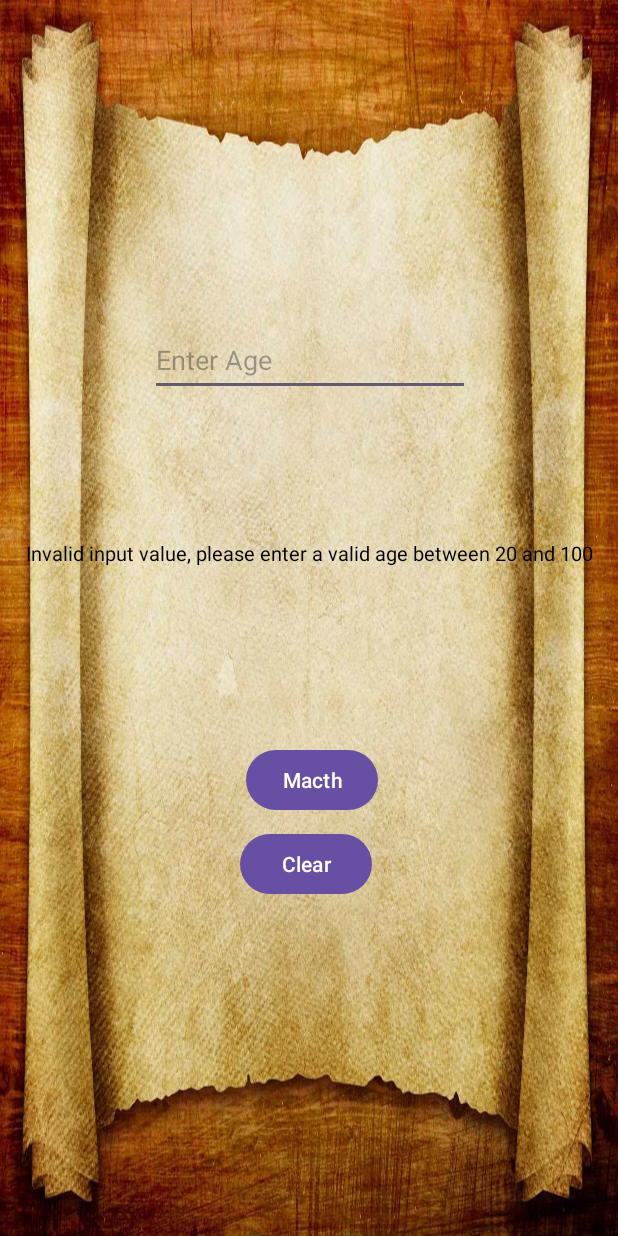
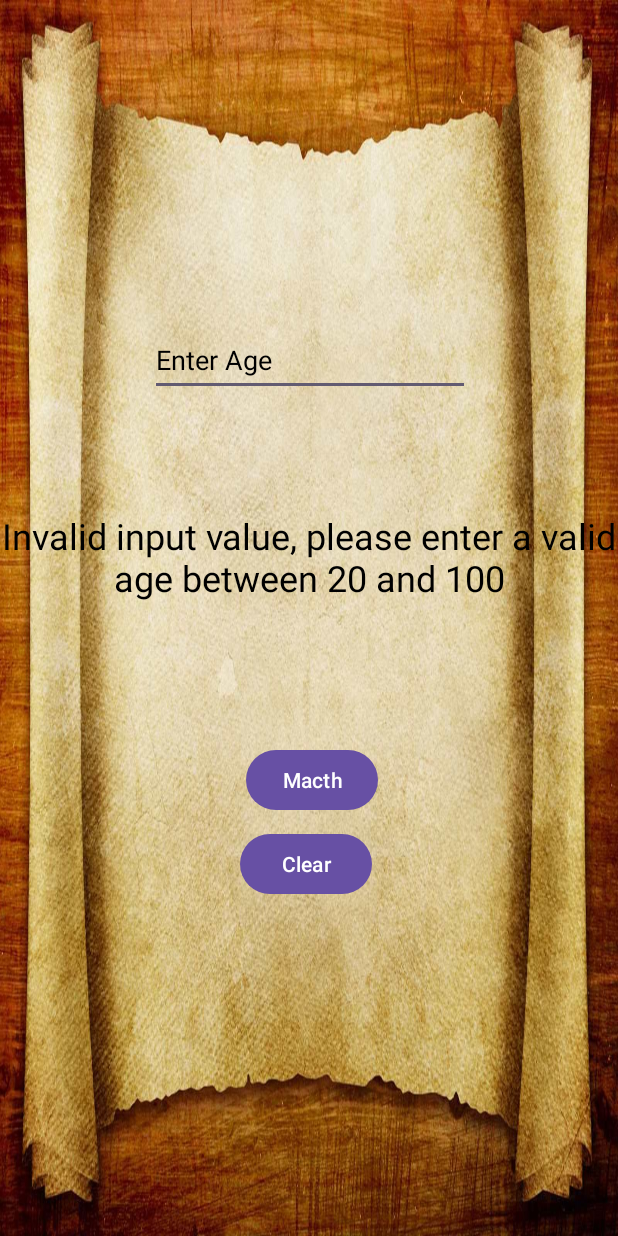
Before and after one commit to MarcoMatola47/androidapp2, an Android app: the screen it shows after launch (MainActivity), after a tap on "Macth", on a phone screen of 412 x 824 dp. Run offline under Robolectric (Android 15) with nearby library versions, the phone set to English and light mode, and no system bars.

Commit message:
first commit

```diff
--- a/app/src/main/res/layout/activity_main.xml
+++ b/app/src/main/res/layout/activity_main.xml
@@ -14,7 +14,7 @@
         android:text=""
         android:textAlignment="center"
         android:textColor="@color/black"
-        android:textSize="13sp"
+        android:textSize="24sp"
         app:layout_constraintBottom_toBottomOf="parent"
         app:layout_constraintEnd_toEndOf="parent"
         app:layout_constraintStart_toStartOf="parent"
@@ -51,6 +51,7 @@
         android:layout_marginBottom="95dp"
         android:ems="10"
         android:hint="Enter Age"
+        android:textColorHint="@color/black"
         android:inputType="text"
         android:text=""
         android:textColor="@color/black"
```
Also changed, not shown: 1 other file.
